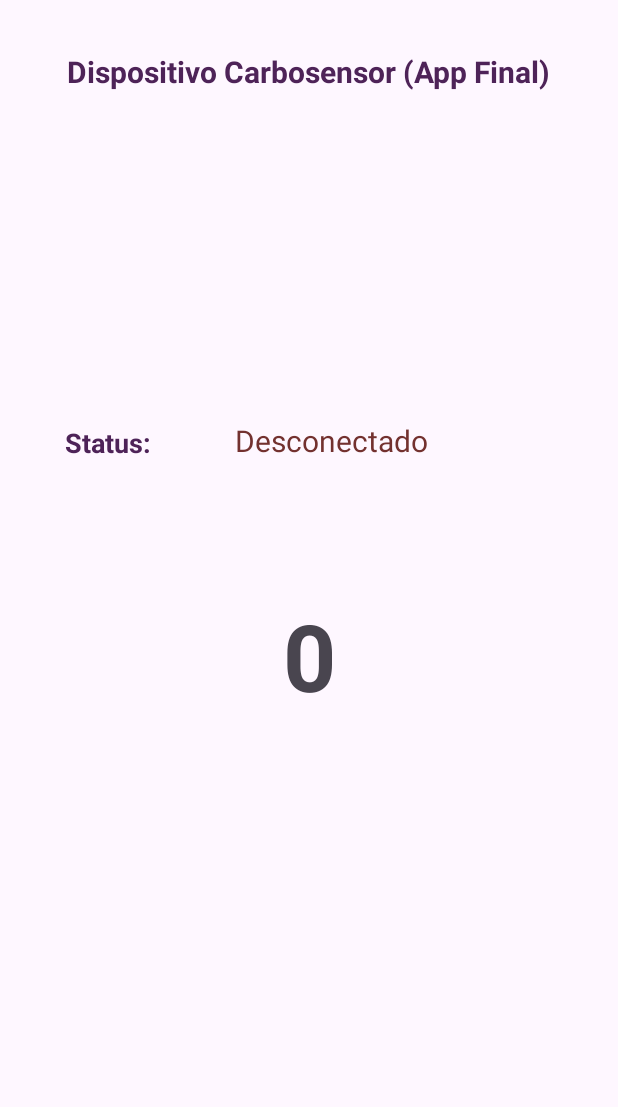
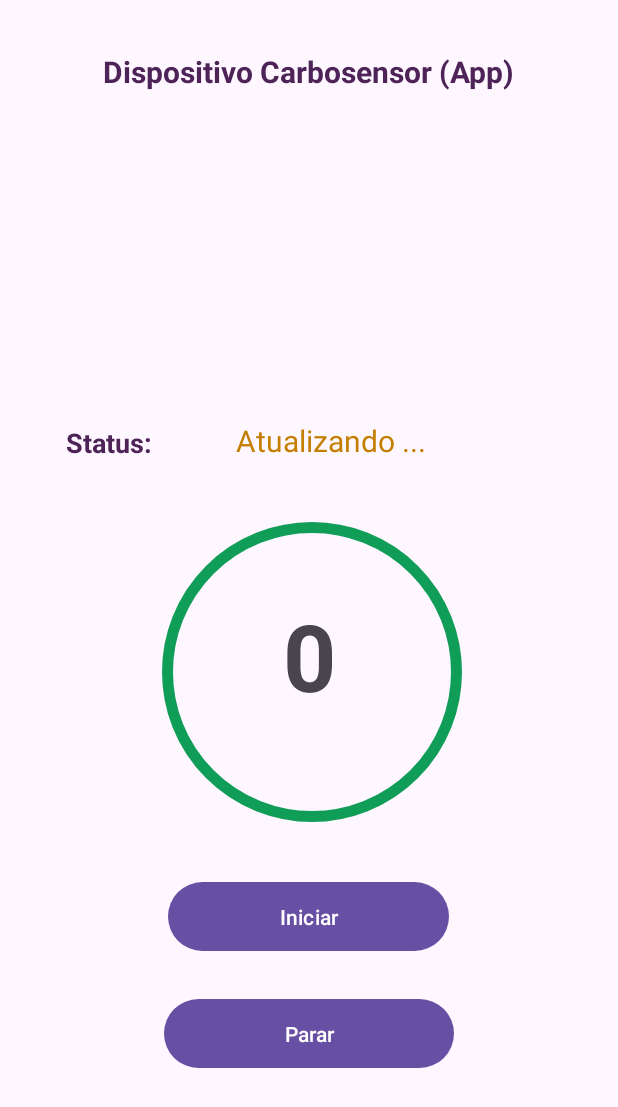
Before and after one commit to Oliveira4driano/DEVTITANS-UFAM, an Android app: the screen it shows after launch (MainActivity), on a phone screen of 412 x 824 dp. Shown: the top 1107 px of the screen. Run offline under Robolectric (Android 15) with nearby library versions, the phone set to English and light mode, and no system bars; libraries missing offline, so code that uses them is left out: devtitans.carbosensormanager; 1 statement that could not run was skipped.

Commit message:
adding file cirgle in app

```diff
--- a/CarbosensorApp/app/src/main/java/com/example/carbosensorapp/MainActivity.java
+++ b/CarbosensorApp/app/src/main/java/com/example/carbosensorapp/MainActivity.java
@@ -2,7 +2,13 @@ package com.example.carbosensorapp;
 
 import androidx.appcompat.app.AppCompatActivity;
 import android.graphics.Color;
+import android.hardware.Sensor;
+import android.hardware.SensorEvent;
+import android.hardware.SensorEventListener;
 import android.os.Bundle;
+import android.os.Handler;
+import android.os.RemoteException;
+import android.text.TextWatcher;
 import android.view.View;
 import android.widget.TextView;
 import android.util.Log;
@@ -11,42 +17,57 @@ import android.widget.*;
 import devtitans.carbosensormanager.CarbosensorManager;                          // Biblioteca do Manager
 public class MainActivity extends AppCompatActivity {
     private static final String TAG = "DevTITANS.CarbosensorApp";
+    private Button botaoIniciar;
+    private boolean pararExecucao = false;
     private TextView textStatus, textSensor;
-    private CarbosensorManager manager;                                        // Atributo para o Manager
+    private CarbosensorManager manager;
+    private int numero;
+
     @Override
     protected void onCreate(Bundle savedInstanceState) {
         super.onCreate(savedInstanceState);
         setContentView(R.layout.activity_main);
-        textStatus =     findViewById(R.id.textStatus);                      // Acessa os componentes da tela
-        textSensor = findViewById(R.id.textSensor);
 
+        textStatus =    findViewById(R.id.textStatus);                      // Acessa os componentes da tela
+        textSensor =    findViewById(R.id.textSensor);
+        botaoIniciar =  findViewById(R.id.buttonIniciar);
         manager = CarbosensorManager.getInstance();
-        updateAll(null);
+        textStatus.setText("Atualizando ...");
+        textStatus.setTextColor(Color.parseColor("#c47e00"));
+
+    }
+    public void iniciaThead(View view){
+            pararExecucao = false;
+            //botaoIniciar.setText("Parar");
+            SensorThread runable = new SensorThread();
+            new Thread(runable).start();
+
+    }
+    public void pararThread(View view){
+        pararExecucao = true;
+        textStatus.setText("Parado");
     }
     public void updateAll(View view) {
         Log.d(TAG, "Atualizando dados do dispositivo ...");
-
         textStatus.setText("Atualizando ...");
         textStatus.setTextColor(Color.parseColor("#c47e00"));
 
         try {
-            int sensor = manager.getSensor();                        // Executa o método getSensor via manager
-            textSensor.setText(String.valueOf(sensor));
 
             int status = manager.connect();                                  // Executa o método connect via manager
             if (status == 0) {
                 textStatus.setText("Desconectado");
                 textStatus.setTextColor(Color.parseColor("#73312f"));
+
             }
             else if (status == 1) {
+
+                int senMq7 = manager.getSensor();
                 textStatus.setText("Conectado");
                 textStatus.setTextColor(Color.parseColor("#6d790c"));
+                textSensor.setText(String.valueOf(senMq7));
 
             }
-//            else {
-//                textStatus.setText("Simulado");
-//                textStatus.setTextColor(Color.parseColor("#207fb5"));
-//            }
 
         } catch (android.os.RemoteException e) {
             Toast.makeText(this, "Erro ao acessar o Binder!", Toast.LENGTH_LONG).show();
@@ -56,13 +77,50 @@ public class MainActivity extends AppCompatActivity {
     }
 
 
-    // Executado ao clicar no botão "SET" do Led.
-//    public void updateLed(View view) {
-//        try {
-//            int newLed = Integer.parseInt(editLed.getText().toString());     // Executa o método getLed via manager
-//            manager.setLed(newLed);
-//        } catch (android.os.RemoteException e) {
-//            Toast.makeText(this, "Erro ao setar led!", Toast.LENGTH_LONG).show();
-//        }
-//    }
+    //inner class
+    class SensorThread implements Runnable {
+
+        @Override
+        public void run() {
+        //    for (int i = 0; i < 15; i++) {
+                if(pararExecucao)
+                    return;
+          //      numero =i;
+          //      Log.d("Thread","contador"+i);
+                runOnUiThread(new Runnable() {
+                    @Override
+                    public void run() {
+                   //     textSensor.setText(String.valueOf(numero));
+                        int status = 0;
+                        try {
+                            status = manager.connect();
+                            int senMq7 = manager.getSensor();
+
+                      //  if(status == 1) {
+
+
+                            textStatus.setText("Conectado");
+                            textStatus.setTextColor(Color.parseColor("#6d790c"));
+                            textSensor.setText(String.valueOf(senMq7));
+
+                       // }
+                        } catch (RemoteException e) {
+                            throw new RuntimeException(e);
+                        }
+
+
+
+                        try {
+                            Thread.sleep(1000);
+                        } catch (InterruptedException e) {
+                            throw new RuntimeException(e);
+                        }
+
+
+                    }
+                });
+
+          //  }
+        }
+    }
 }
--- /dev/null
+++ b/CarbosensorApp/app/src/main/res/drawable/circulo.xml
@@ -0,0 +1,14 @@
+<?xml version="1.0" encoding="utf-8"?>
+<selector xmlns:android="http://schemas.android.com/apk/res/android">
+    <item>
+        <!-- creates an oval shape -->
+        <shape android:shape="oval">
+
+            <!-- giving the color and width to the stroke -->
+            <stroke android:color="#0F9D58" android:width="7dp"/>
+
+            <!-- giving the width and the height to the shape -->
+            <size android:width="280dp" android:height="280dp"/>
+        </shape>
+    </item>
+</selector>
--- a/CarbosensorApp/app/src/main/res/layout/activity_main.xml
+++ b/CarbosensorApp/app/src/main/res/layout/activity_main.xml
@@ -13,7 +13,7 @@
         app:layout_constraintRight_toRightOf="parent"
         app:layout_constraintTop_toTopOf="parent"
         android:layout_marginTop="34dp"
-        android:text="Dispositivo Carbosensor (App Final)"
+        android:text="Dispositivo Carbosensor (App)"
         android:textColor="#4e2358"
         android:textSize="20dp"
         android:textStyle="bold" />
@@ -52,7 +52,8 @@
         android:layout_width="wrap_content"
         android:layout_height="wrap_content"
         android:layout_marginTop="88dp"
-        android:text="Sensor"
+        android:text="0"
+        android:textAlignment="center"
         android:textSize="62sp"
         android:textStyle="bold"
         app:layout_constraintBottom_toBottomOf="parent"
@@ -60,4 +61,41 @@
         app:layout_constraintStart_toStartOf="parent"
         app:layout_constraintTop_toBottomOf="@+id/textStatus"
         app:layout_constraintVertical_bias="0.0" />
+
+    <!--Image View for the circle-->
+    <ImageView
+        android:id="@+id/imgCirculo"
+        android:layout_width="200dp"
+        android:layout_height="200dp"
+        android:layout_marginTop="348dp"
+        android:background="@drawable/circulo"
+        app:layout_constraintEnd_toEndOf="parent"
+        app:layout_constraintHorizontal_bias="0.511"
+        app:layout_constraintStart_toStartOf="parent"
+        app:layout_constraintTop_toTopOf="parent" />
+
+    <Button
+        android:id="@+id/buttonIniciar"
+        android:layout_width="187dp"
+        android:layout_height="54dp"
+        android:layout_marginTop="12dp"
+        android:onClick="iniciaThead"
+        android:text="Iniciar"
+        app:layout_constraintBottom_toBottomOf="parent"
+        app:layout_constraintEnd_toEndOf="parent"
+        app:layout_constraintHorizontal_bias="0.498"
+        app:layout_constraintStart_toStartOf="parent"
+        app:layout_constraintTop_toBottomOf="@+id/imgCirculo"
+        app:layout_constraintVertical_bias="0.113" />
+
+    <Button
+        android:id="@+id/buttonparar"
+        android:layout_width="193dp"
+        android:layout_height="54dp"
+        android:layout_marginTop="24dp"
+        android:onClick="pararThread"
+        android:text="Parar"
+        app:layout_constraintEnd_toEndOf="parent"
+        app:layout_constraintStart_toStartOf="parent"
+        app:layout_constraintTop_toBottomOf="@+id/buttonIniciar" />
 </androidx.constraintlayout.widget.ConstraintLayout>
```
